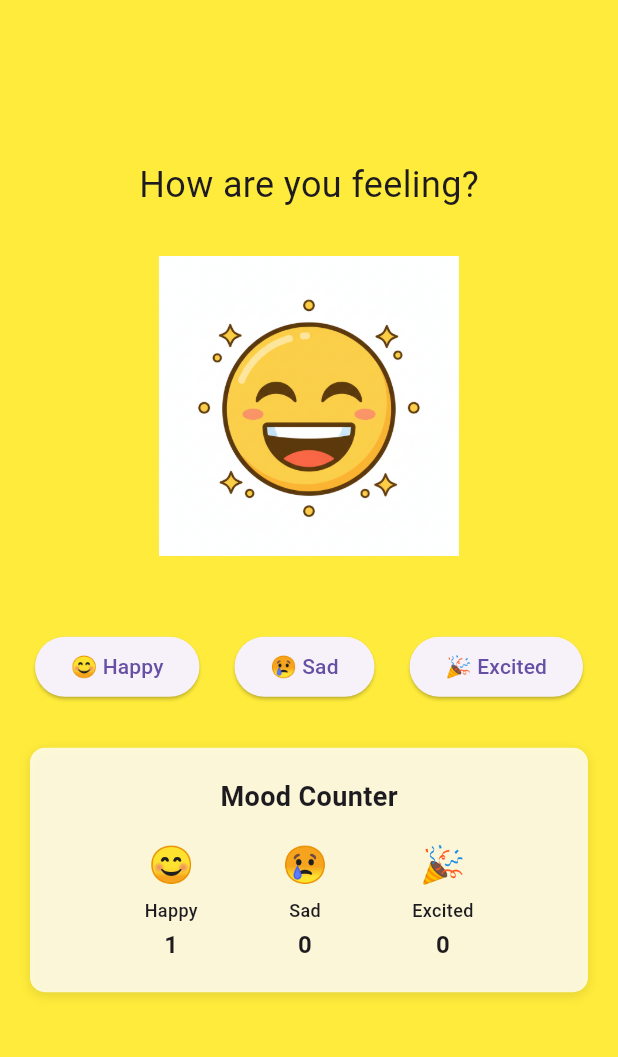
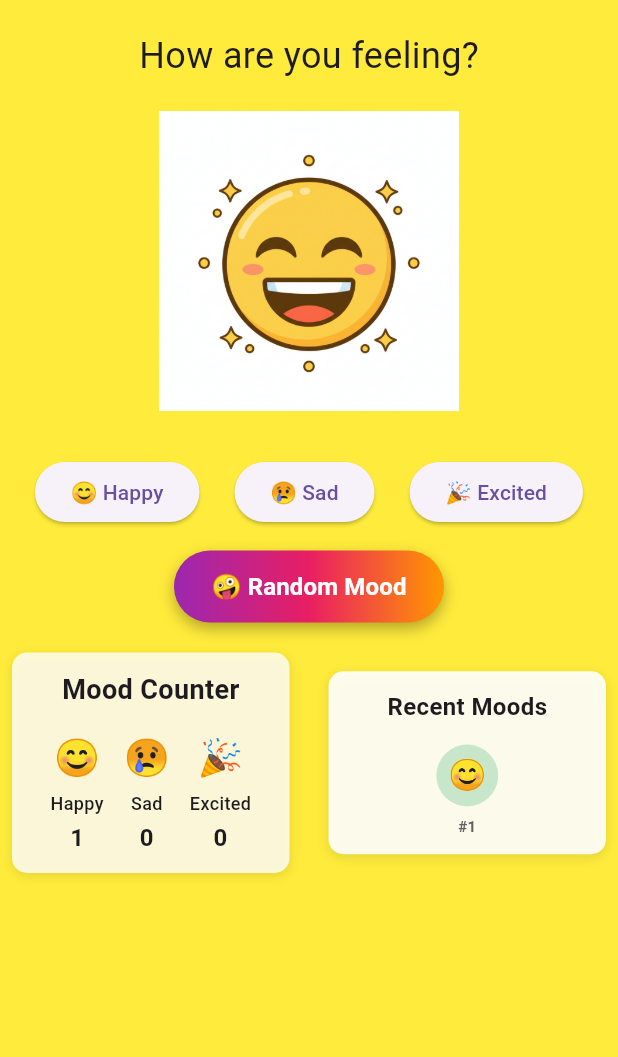
Before and after one commit to jithu2111/act7, a Flutter app: the screen it shows after launch, on a phone screen of 412 x 824 dp, the part 84-1141 px from its top. Run offline on Flutter 3.47's test engine with Material 3 defaults, Android fonts, the phone set to English and light mode, and no system bars.

Commit message:
Random mood generator and overflow fix

```diff
--- a/lib/main.dart
+++ b/lib/main.dart
@@ -1,3 +1,4 @@
+import 'dart:math';
 import 'package:flutter/material.dart';
 import 'package:provider/provider.dart';
 
@@ -18,15 +19,25 @@
     'Sad': 0,
     'Excited': 0,
   };
+  List<String> _moodHistory = ['Happy']; // Start with Happy as initial mood
 
   String get currentMood => _currentMood;
   Color get backgroundColor => _backgroundColor;
   Map<String, int> get moodCounts => _moodCounts;
+  List<String> get moodHistory => _moodHistory;
+
+  void _addToHistory(String mood) {
+    _moodHistory.insert(0, mood); // Add to beginning (most recent first)
+    if (_moodHistory.length > 3) {
+      _moodHistory.removeAt(3); // Keep only last 3 items
+    }
+  }
 
   void setHappy() {
     _currentMood = 'Happy.png';
     _backgroundColor = Colors.yellow;
     _moodCounts['Happy'] = _moodCounts['Happy']! + 1;
+    _addToHistory('Happy');
     notifyListeners();
   }
 
@@ -34,6 +45,7 @@
     _currentMood = 'Sad.png';
     _backgroundColor = Colors.blue;
     _moodCounts['Sad'] = _moodCounts['Sad']! + 1;
+    _addToHistory('Sad');
     notifyListeners();
   }
 
@@ -41,7 +53,25 @@
     _currentMood = 'Excited.png';
     _backgroundColor = Colors.orange;
     _moodCounts['Excited'] = _moodCounts['Excited']! + 1;
+    _addToHistory('Excited');
     notifyListeners();
+  }
+
+  void setRandomMood() {
+    final random = Random();
+    final randomNumber = random.nextInt(3); // Generate 0, 1, or 2
+
+    switch (randomNumber) {
+      case 0:
+        setHappy();
+        break;
+      case 1:
+        setSad();
+        break;
+      case 2:
+        setExcited();
+        break;
+    }
   }
 }
 // Main App Widget
@@ -64,19 +94,28 @@
         return Scaffold(
           appBar: AppBar(title: Text('Mood Toggle Challenge')),
           backgroundColor: moodModel.backgroundColor,
-          body: Center(
+          body: SingleChildScrollView(
+            child: Padding(
+              padding: EdgeInsets.symmetric(vertical: 20),
               child: Column(
                 mainAxisAlignment: MainAxisAlignment.center,
                 children: [
-                Text('How are you feeling?', style: TextStyle(fontSize:
-                24)),
+                  Text('How are you feeling?', style: TextStyle(fontSize: 24)),
+                  SizedBox(height: 20),
+                  MoodDisplay(),
                   SizedBox(height: 30),
-                MoodDisplay(),
-                SizedBox(height: 50),
                   MoodButtons(),
-                SizedBox(height: 30),
-                MoodCounter(),
+                  SizedBox(height: 20),
+                  Row(
+                    children: [
+                      Expanded(child: MoodCounter()),
+                      SizedBox(width: 10),
+                      Expanded(child: MoodHistory()),
                     ],
+                  ),
+                  SizedBox(height: 20),
+                ],
+              ),
             ),
           ),
         );
@@ -106,7 +145,9 @@
 class MoodButtons extends StatelessWidget {
   @override
   Widget build(BuildContext context) {
-    return Row(
+    return Column(
+      children: [
+        Row(
           mainAxisAlignment: MainAxisAlignment.spaceEvenly,
           children: [
             ElevatedButton(
@@ -128,6 +169,47 @@
               child: Text('🎉 Excited'),
             ),
           ],
+        ),
+        SizedBox(height: 15),
+        Container(
+          decoration: BoxDecoration(
+            gradient: LinearGradient(
+              colors: [Colors.purple, Colors.pink, Colors.orange],
+              begin: Alignment.centerLeft,
+              end: Alignment.centerRight,
+            ),
+            borderRadius: BorderRadius.circular(30),
+            boxShadow: [
+              BoxShadow(
+                color: Colors.black.withOpacity(0.3),
+                blurRadius: 8,
+                offset: Offset(0, 4),
+              ),
+            ],
+          ),
+          child: ElevatedButton(
+            onPressed: () {
+              Provider.of<MoodModel>(context, listen: false).setRandomMood();
+            },
+            style: ElevatedButton.styleFrom(
+              backgroundColor: Colors.transparent,
+              shadowColor: Colors.transparent,
+              padding: EdgeInsets.symmetric(horizontal: 25, vertical: 12),
+              shape: RoundedRectangleBorder(
+                borderRadius: BorderRadius.circular(30),
+              ),
+            ),
+            child: Text(
+              '🤪 Random Mood',
+              style: TextStyle(
+                color: Colors.white,
+                fontSize: 16,
+                fontWeight: FontWeight.bold,
+              ),
+            ),
+          ),
+        ),
+      ],
     );
   }
 }
@@ -139,8 +221,8 @@
     return Consumer<MoodModel>(
       builder: (context, moodModel, child) {
         return Container(
-          padding: EdgeInsets.all(20),
-          margin: EdgeInsets.symmetric(horizontal: 20),
+          padding: EdgeInsets.all(12),
+          margin: EdgeInsets.symmetric(horizontal: 8),
           decoration: BoxDecoration(
             color: Colors.white.withOpacity(0.8),
             borderRadius: BorderRadius.circular(10),
@@ -198,3 +280,95 @@
     );
   }
 }
+
+// Widget that displays mood history
+class MoodHistory extends StatelessWidget {
+  @override
+  Widget build(BuildContext context) {
+    return Consumer<MoodModel>(
+      builder: (context, moodModel, child) {
+        return Container(
+          padding: EdgeInsets.all(12),
+          margin: EdgeInsets.symmetric(horizontal: 8),
+          decoration: BoxDecoration(
+            color: Colors.white.withOpacity(0.9),
+            borderRadius: BorderRadius.circular(10),
+            boxShadow: [
+              BoxShadow(
+                color: Colors.black.withOpacity(0.1),
+                blurRadius: 5,
+                offset: Offset(0, 2),
+              ),
+            ],
+          ),
+          child: Column(
+            children: [
+              Text(
+                'Recent Moods',
+                style: TextStyle(
+                  fontSize: 16,
+                  fontWeight: FontWeight.bold,
+                ),
+              ),
+              SizedBox(height: 12),
+              _buildHistoryContent(moodModel.moodHistory),
+            ],
+          ),
+        );
+      },
+    );
+  }
+
+  Widget _buildHistoryContent(List<String> history) {
+    if (history.isEmpty) {
+      return Text(
+        'No history yet',
+        style: TextStyle(
+          fontSize: 14,
+          fontStyle: FontStyle.italic,
+          color: Colors.grey[600],
+        ),
+      );
+    }
+
+    return Wrap(
+      alignment: WrapAlignment.center,
+      spacing: 8,
+      children: [
+        for (int i = 0; i < history.length && i < 3; i++)
+          _buildHistoryItem(history[i], i + 1),
+      ],
+    );
+  }
+
+  Widget _buildHistoryItem(String mood, int position) {
+    String emoji = mood == 'Happy' ? '😊' :
+                   mood == 'Sad' ? '😢' : '🎉';
+
+    return Column(
+      children: [
+        Container(
+          padding: EdgeInsets.all(8),
+          decoration: BoxDecoration(
+            color: position == 1 ? Colors.green[100] :
+                   position == 2 ? Colors.blue[100] : Colors.orange[100],
+            shape: BoxShape.circle,
+          ),
+          child: Text(
+            emoji,
+            style: TextStyle(fontSize: 20),
+          ),
+        ),
+        SizedBox(height: 4),
+        Text(
+          '#$position',
+          style: TextStyle(
+            fontSize: 10,
+            fontWeight: FontWeight.bold,
+            color: Colors.grey[700],
+          ),
+        ),
+      ],
+    );
+  }
+}
```
Lines whose indentation alone changed are shown as unchanged.
